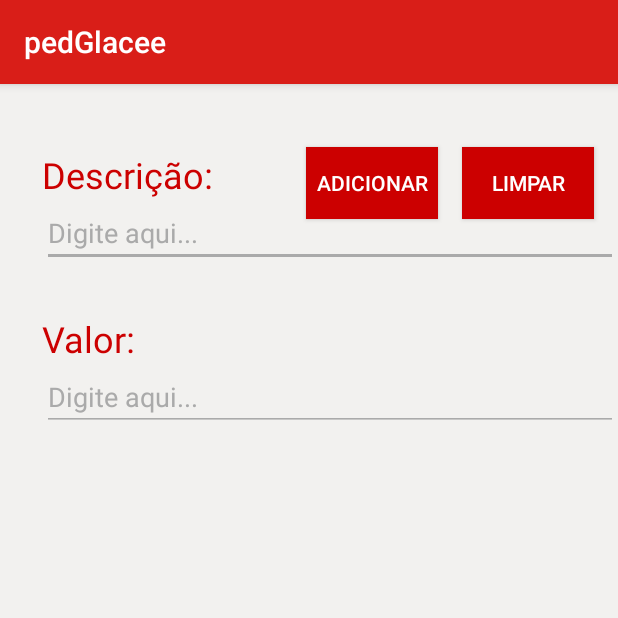
After one commit to leandrojpinh/pedGlacee, an Android app: the CadastrarBebidas screen opened directly, with no data from a screen before it, on a phone screen of 412 x 824 dp, the top half of it. The commit adds this screen. Run offline under Robolectric (Android 15) with nearby library versions, the phone set to English and light mode, and no system bars; 1 statement that could not run was skipped.

Commit message:
minha parte

```diff
--- a/app/build.gradle
+++ b/app/build.gradle
@@ -34,6 +34,6 @@ dependencies {
     compile 'com.android.support:design:25.3.1'
     compile 'com.android.support.constraint:constraint-layout:1.0.2'
     compile 'com.baoyz.swipemenulistview:library:1.3.0'
+    compile 'postgresql:postgresql:9.1-901-1.jdbc4'
     testCompile 'junit:junit:4.12'
-    compile 'postgresql:postgresql:9.1-901-1.jdbc4'
 }
--- /dev/null
+++ b/app/src/main/java/com/app/cg/pedglacee/CadastrarBebidas.java
@@ -0,0 +1,89 @@
+package com.app.cg.pedglacee;
+
+import android.content.Context;
+import android.content.Intent;
+import android.net.ConnectivityManager;
+import android.net.NetworkInfo;
+import android.os.AsyncTask;
+import android.support.v7.app.AppCompatActivity;
+import android.os.Bundle;
+import android.view.View;
+import android.widget.Button;
+import android.widget.EditText;
+import android.widget.Toast;
+
+import com.app.cg.pedglacee.conexao_network.Conexao;
+
+public class CadastrarBebidas extends AppCompatActivity {
+    private Intent i;
+    String url = "", parametros = "";
+    private EditText descricao;
+    private EditText valor;
+    private Button salvar;
+    @Override
+    protected void onCreate(Bundle savedInstanceState) {
+        super.onCreate(savedInstanceState);
+        setContentView(R.layout.activity_cadastrar_bebidas);
+
+        InicializarComponentes();
+
+        i = getIntent();
+
+        salvar.setOnClickListener(new View.OnClickListener() {
+            @Override
+            public void onClick(View v) {
+                //Verificação da rede
+                ConnectivityManager connMgr = (ConnectivityManager)
+                        getSystemService(Context.CONNECTIVITY_SERVICE);
+                NetworkInfo networkInfo = connMgr.getActiveNetworkInfo();
+
+                if(networkInfo != null && networkInfo.isConnected()) {
+                    String desc = descricao.getText().toString();
+                    String vlr =  valor.getText().toString();
+
+                    if(desc.isEmpty() || vlr.isEmpty()) {
+                        Toast.makeText(getApplicationContext(), "Nenhum campo deve estar vazio.", Toast.LENGTH_LONG).show();
+                    } else {
+                        url = "http://apppedglace.xyz/login/cadastro/bebidas/cadastroBebidas.php";
+                        parametros = "&descricao=" + desc + "&valor" + vlr;
+                        new CadastrarBebidas.SolicitaDados().execute(url);
+                    }
+                } else {
+                    Toast.makeText(getApplicationContext(), "Você não está conectado à rede", Toast.LENGTH_LONG).show();
+                }
+            }
+        });
+    }
+
+    private void InicializarComponentes() {
+        descricao = (EditText) findViewById(R.id.etDescricao);
+        valor = (EditText) findViewById(R.id.etValor);
+        salvar = (Button) findViewById(R.id.btAdicionarBebidas);
+
+    }
+
+    private class SolicitaDados extends AsyncTask<String, Void, String> {
+        @Override
+        protected String doInBackground(String... params) {
+            return Conexao.postDados(params[0], parametros);
+        }
+
+        @Override
+        protected void onPostExecute(String resultado) {
+            if(resultado.contains("cadastro_ok")) {
+                Toast.makeText(getApplicationContext(), "Cadastro da Bebida realizado. [Novo Cadastro]", Toast.LENGTH_LONG).show();
+                Intent i = new Intent(CadastrarBebidas.this, CadastrosActivity.class);
+                startActivity(i);
+            } else {
+                Toast.makeText(getApplicationContext(), "Erro ao inserir Bebida.", Toast.LENGTH_LONG).show();
+            }
+        }
+    }
+
+    @Override
+    protected void onPause() {
+        super.onPause();
+        finish();
+
+    }
+}
--- /dev/null
+++ b/app/src/main/res/layout/activity_cadastrar_bebidas.xml
@@ -0,0 +1,97 @@
+<?xml version="1.0" encoding="utf-8"?>
+<RelativeLayout xmlns:android="http://schemas.android.com/apk/res/android"
+    xmlns:app="http://schemas.android.com/apk/res-auto"
+    xmlns:tools="http://schemas.android.com/tools"
+    android:layout_width="match_parent"
+    android:layout_height="match_parent"
+    tools:context="com.app.cg.pedglacee.CadastrarBebidas"
+    android:background="@color/colorBackground">
+
+    <EditText
+        android:id="@+id/etDescricaoBebida"
+        android:layout_width="match_parent"
+        android:layout_height="wrap_content"
+        android:layout_alignLeft="@+id/textView"
+        android:layout_alignParentEnd="true"
+        android:layout_alignParentRight="true"
+        android:layout_alignStart="@+id/textView"
+        android:layout_below="@+id/textView"
+        android:backgroundTint="@android:color/darker_gray"
+        android:ems="10"
+        android:hint="Digite aqui..."
+        android:inputType="textPersonName"
+        android:textColor="@android:color/black"
+        android:textColorHint="@android:color/darker_gray"
+        android:textCursorDrawable="@android:color/black" />
+
+    <TextView
+        android:id="@+id/textView"
+        android:layout_width="wrap_content"
+        android:layout_height="wrap_content"
+        android:layout_alignParentLeft="true"
+        android:layout_alignParentStart="true"
+        android:layout_alignParentTop="true"
+        android:layout_marginLeft="28dp"
+        android:layout_marginStart="28dp"
+        android:layout_marginTop="44dp"
+        android:text="@string/tvDescricao"
+        android:textColor="@android:color/holo_red_dark"
+        android:textSize="24sp" />
+
+    <TextView
+        android:id="@+id/textView3"
+        android:layout_width="wrap_content"
+        android:layout_height="wrap_content"
+        android:text="@string/tvValor"
+        android:textColor="@android:color/holo_red_dark"
+        android:textSize="24sp"
+        android:layout_marginTop="31dp"
+        android:layout_below="@+id/etDescricaoBebida"
+        android:layout_alignLeft="@+id/etDescricaoBebida"
+        android:layout_alignStart="@+id/etDescricaoBebida" />
+
+    <EditText
+        android:id="@+id/etValorBebida"
+        android:layout_width="match_parent"
+        android:layout_height="wrap_content"
+        android:layout_alignLeft="@+id/textView3"
+        android:layout_alignStart="@+id/textView3"
+        android:layout_below="@+id/textView3"
+        android:backgroundTint="@android:color/darker_gray"
+        android:ems="10"
+        android:hint="Digite aqui..."
+        android:inputType="numberDecimal"
+        android:textColor="@android:color/black"
+        android:textColorHint="@android:color/darker_gray" />
+
+    <Button
+        android:id="@+id/btAdicionarBebidas"
+        android:layout_width="wrap_content"
+        android:layout_height="wrap_content"
+        android:layout_below="@+id/etValor"
+        android:layout_marginEnd="16dp"
+        android:layout_marginRight="16dp"
+        android:layout_marginTop="42dp"
+        android:layout_toLeftOf="@+id/btLimpar"
+        android:layout_toStartOf="@+id/btLimpar"
+        android:background="@android:color/holo_red_dark"
+        android:backgroundTintMode="src_atop"
+        android:elevation="9dp"
+        android:text="@string/btAdicionar"
+        android:textSize="14sp" />
+
+    <Button
+        android:id="@+id/btLimpar"
+        android:layout_width="wrap_content"
+        android:layout_height="wrap_content"
+        android:layout_alignBaseline="@+id/btAdicionarBebidas"
+        android:layout_alignBottom="@+id/btAdicionarBebidas"
+        android:layout_alignParentEnd="true"
+        android:layout_alignParentRight="true"
+        android:layout_marginEnd="16dp"
+        android:layout_marginRight="16dp"
+        android:background="@android:color/holo_red_dark"
+        android:text="@string/btLimpar"
+        android:textSize="14sp" />
+
+</RelativeLayout>
--- a/app/src/main/res/values/strings.xml
+++ b/app/src/main/res/values/strings.xml
@@ -44,7 +44,7 @@
         <item>Limão</item>
     </string-array>
 
-    <!-- Strings do CadastroProdutos -->
+    <!-- Strings do CadastroRefeicao -->
     <string name="tvDescricao">Descrição:</string>
     <string name="tvTipoProduto">Tipo de Produto:</string>
     <string name="tvValor">Valor:</string>
```
Also changed, not shown: app/src/main/AndroidManifest.xml (+8 -5 lines), app/src/main/java/com/app/cg/pedglacee/CadastroProdutos.java (deleted, +0 -32 lines), app/src/main/java/com/app/cg/pedglacee/CadastroRefeicao.java (added, +88 -0 lines), app/src/main/java/com/app/cg/pedglacee/CadastrosActivity.java (+7 -3 lines), app/src/main/res/layout/activity_cadastro_refeicao.xml (renamed from app/src/main/res/layout/activity_cadastro_produtos.xml, +12 -42 lines).
